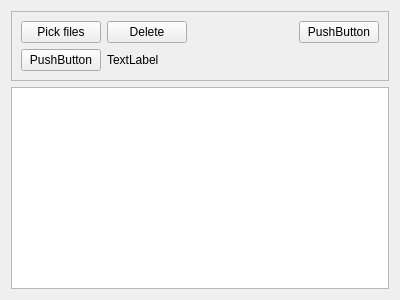
The window that code/src/main/resources/base/ui/filemanager.ui (felixdittrich92/mission-uncuttable) describes before a commit, drawn with Qt 5.
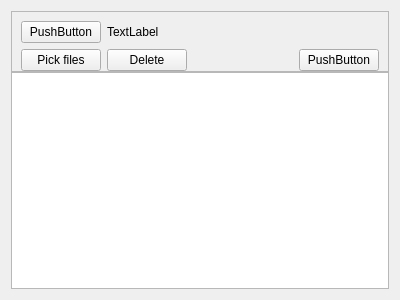
The same window after the commit.

Patch:
```diff
--- a/code/src/main/resources/base/ui/filemanager.ui
+++ b/code/src/main/resources/base/ui/filemanager.ui
@@ -17,6 +17,9 @@
    <number>-1</number>
   </property>
   <layout class="QVBoxLayout" name="verticalLayout">
+   <property name="spacing">
+    <number>0</number>
+   </property>
    <item>
     <widget class="QFrame" name="filemanager_frame">
      <property name="frameShape">
@@ -26,6 +29,33 @@
       <enum>QFrame::Raised</enum>
      </property>
      <layout class="QVBoxLayout" name="verticalLayout_2">
+      <property name="bottomMargin">
+       <number>0</number>
+      </property>
+      <item>
+       <layout class="QHBoxLayout" name="horizontalLayout_2">
+        <item>
+         <widget class="QPushButton" name="back_button">
+          <property name="sizePolicy">
+           <sizepolicy hsizetype="Maximum" vsizetype="Fixed">
+            <horstretch>0</horstretch>
+            <verstretch>0</verstretch>
+           </sizepolicy>
+          </property>
+          <property name="text">
+           <string>PushButton</string>
+          </property>
+         </widget>
+        </item>
+        <item>
+         <widget class="QLabel" name="breadcrumbs_label">
+          <property name="text">
+           <string>TextLabel</string>
+          </property>
+         </widget>
+        </item>
+       </layout>
+      </item>
       <item>
        <layout class="QHBoxLayout" name="horizontalLayout">
         <item>
@@ -64,30 +94,6 @@
         </item>
        </layout>
       </item>
-      <item>
-       <layout class="QHBoxLayout" name="horizontalLayout_2">
-        <item>
-         <widget class="QPushButton" name="back_button">
-          <property name="sizePolicy">
-           <sizepolicy hsizetype="Maximum" vsizetype="Fixed">
-            <horstretch>0</horstretch>
-            <verstretch>0</verstretch>
-           </sizepolicy>
-          </property>
-          <property name="text">
-           <string>PushButton</string>
-          </property>
-         </widget>
-        </item>
-        <item>
-         <widget class="QLabel" name="breadcrumbs_label">
-          <property name="text">
-           <string>TextLabel</string>
-          </property>
-         </widget>
-        </item>
-       </layout>
-      </item>
      </layout>
     </widget>
    </item>
```
